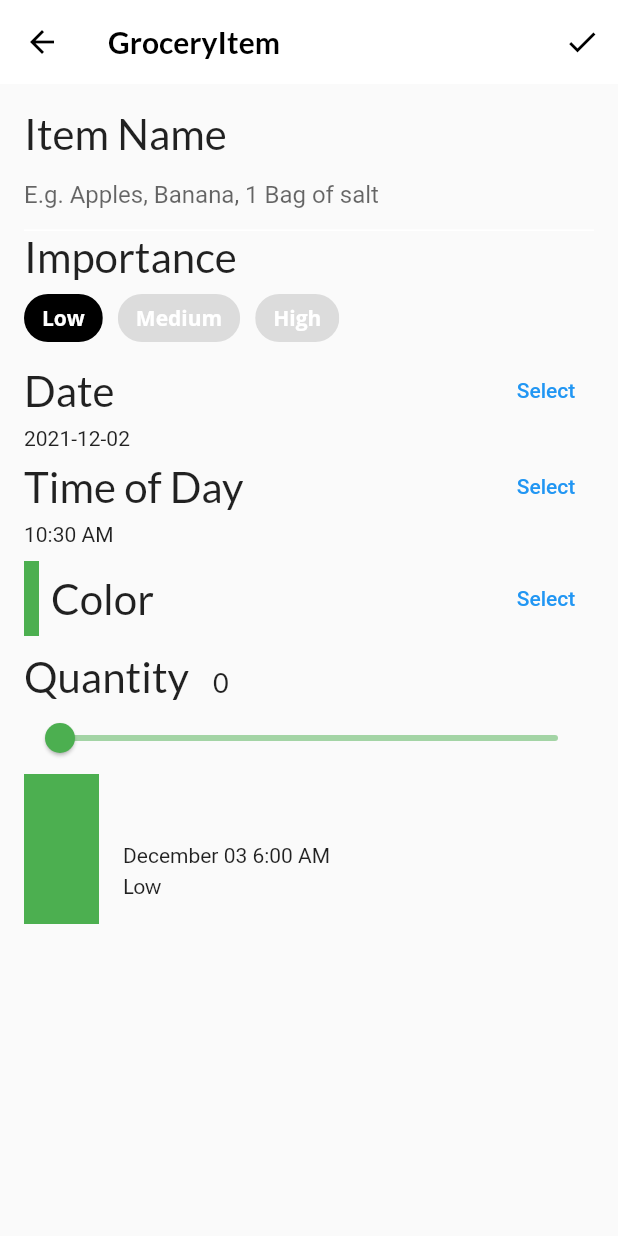
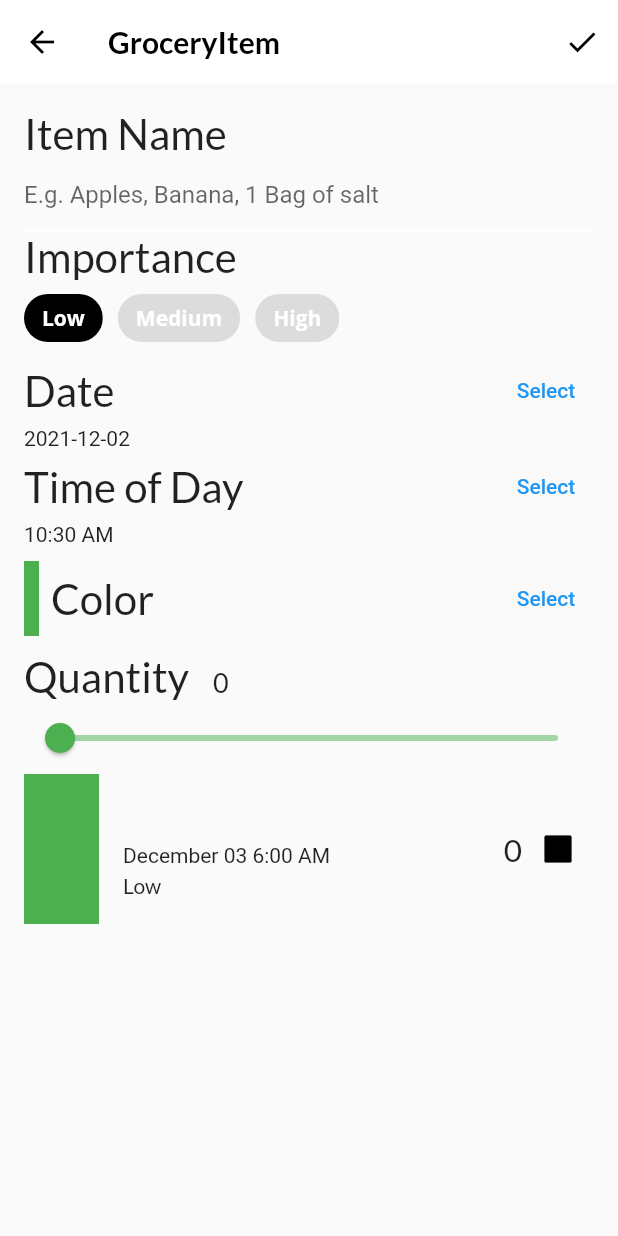
Before and after one commit to SakhileMamba/Flutter-Apprentice-Chapter-6-Interactive-Widgets, a Flutter app: the screen it shows after launch, item 3 of the bottom bar chosen, after a tap on the "add" icon, on a phone screen of 412 x 824 dp. Run offline on Flutter 3.47's test engine with Material 2 defaults, Android fonts, the phone set to English and light mode, and no system bars; our stand-ins replace flutter_colorpicker, google_fonts; project files that could hold a hidden picture were left out.

```diff
--- a/lib/components/grocery_tile.dart
+++ b/lib/components/grocery_tile.dart
@@ -55,8 +55,17 @@ class GroceryTile extends StatelessWidget {
                 ],
               )
             ],
-          )
-          // TODO 23: Add Row to group (quantity, checkbox)],
+          ),
+          Row(
+            children: [
+              Text(
+                item.quantity.toString(),
+                style: GoogleFonts.lato(
+                    decoration: textDecoration, fontSize: 21.0),
+              ),
+              buildCheckbox(),
+            ],
+          ),
         ],
       ),
     );
```
